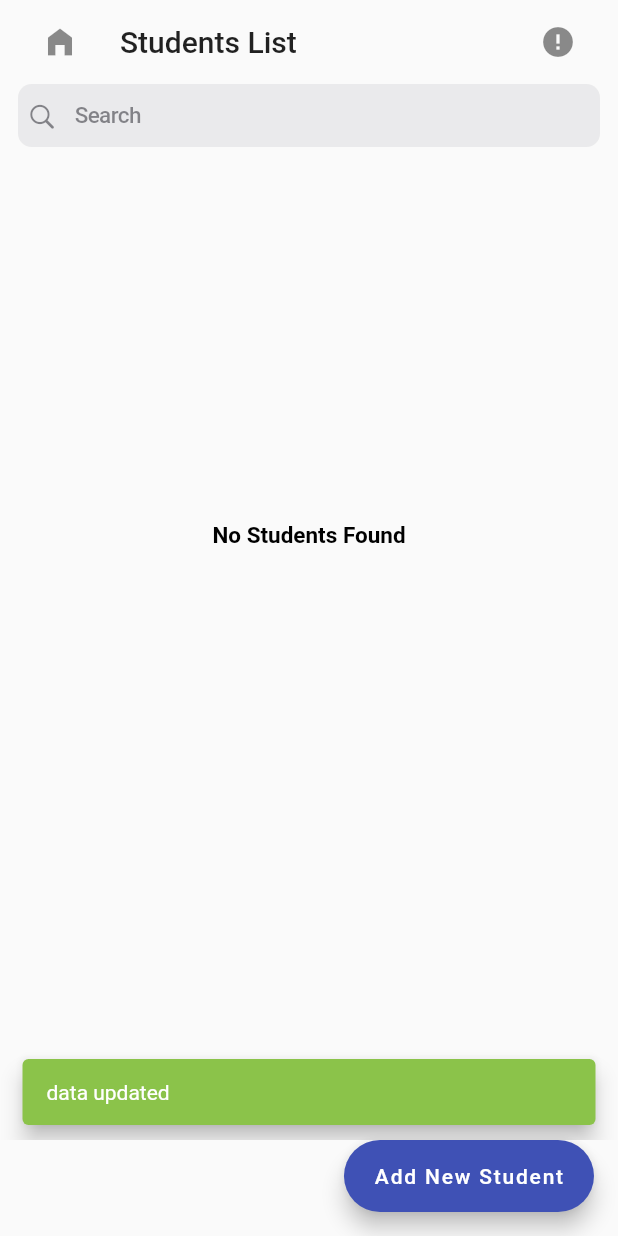
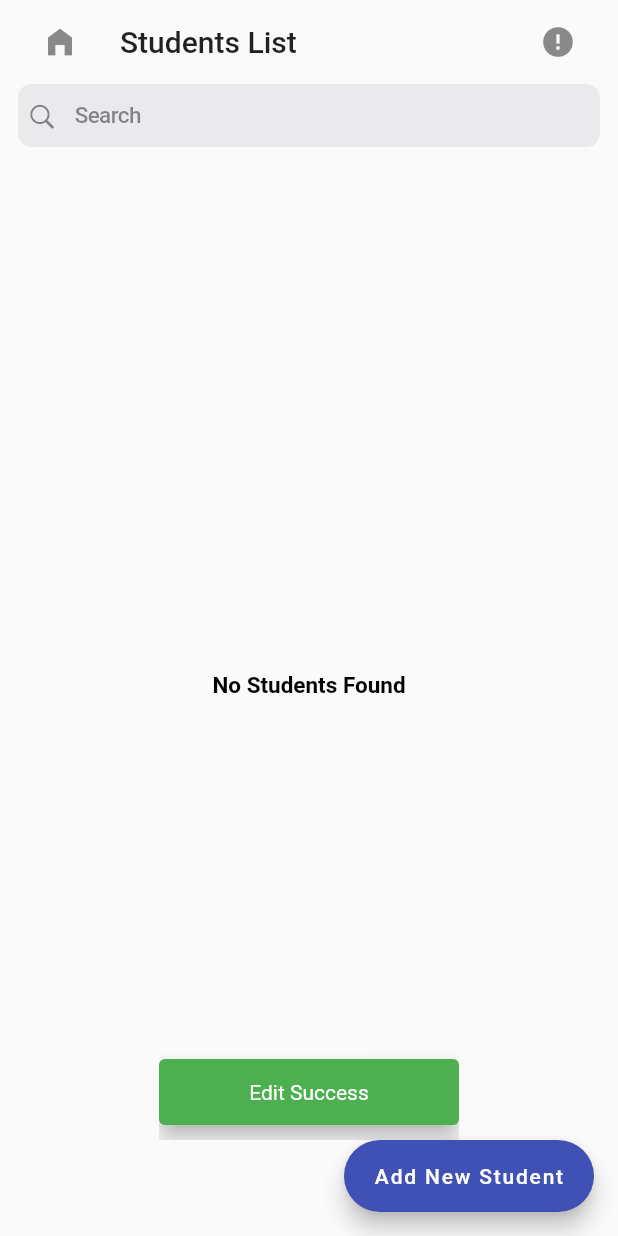
Before and after one commit to safvansafvan/studentApp, a Flutter app: the EditStudent screen opened directly with empty values, after a tap on "Confirm edit", on a phone screen of 412 x 824 dp. Run offline on Flutter 3.47's test engine with Material 2 defaults, Android fonts, the phone set to English and light mode, and no system bars; our stand-ins replace hive, hive_flutter, image_picker; accounts and stored records are empty.

Commit message:
provider used

```diff
--- a/lib/Presentation/screen/Add_screen/screen_add_student.dart
+++ b/lib/Presentation/screen/Add_screen/screen_add_student.dart
@@ -9,12 +9,12 @@ class ScreenAddStudets extends StatelessWidget {
     return Scaffold(
       backgroundColor: Colors.white,
       body: Padding(
-        padding: const EdgeInsets.all(20),
+        padding: const EdgeInsets.all(10),
         child: ListView(
           shrinkWrap: true,
           children: [
             SizedBox(
-              height: MediaQuery.of(context).size.height * 0.9,
+              height: MediaQuery.of(context).size.height,
               width: MediaQuery.of(context).size.width,
               child: const Center(
                 child: AddStudent(),
--- a/lib/Presentation/screen/edit_page/editStudents.dart
+++ b/lib/Presentation/screen/edit_page/editStudents.dart
@@ -3,19 +3,18 @@
 import 'dart:io';
 
 import 'package:flutter/material.dart';
+import 'package:flutter_application_1/Presentation/DB/model/model_dart.dart';
 import 'package:flutter_application_1/Presentation/widgets/appbar.dart';
+import 'package:flutter_application_1/Presentation/widgets/snack_bar.dart';
+import 'package:flutter_application_1/controller/provider/student_provider.dart';
+import 'package:provider/provider.dart';
 
-class EditStudent extends StatefulWidget {
+class EditStudent extends StatelessWidget {
   final String name;
-
   final String class_;
-
   final String age;
-
   final String rollno;
-
   final int index;
-
   final String photo;
 
   const EditStudent(
@@ -28,37 +27,18 @@ class EditStudent extends StatefulWidget {
       required this.photo});
 
   @override
-  State<EditStudent> createState() => _EditStudentState();
-}
-
-class _EditStudentState extends State<EditStudent> {
-  //
-  TextEditingController nameOfStudent = TextEditingController();
-
-  TextEditingController classOfStudent = TextEditingController();
-
-  TextEditingController ageOfStudent = TextEditingController();
-
-  TextEditingController rollNoOfStudent = TextEditingController();
-
-  @override
-  void initState() {
-    super.initState();
-
-    nameOfStudent = TextEditingController(text: widget.name);
-
-    classOfStudent = TextEditingController(text: widget.class_);
-
-    ageOfStudent = TextEditingController(text: widget.age);
-
-    rollNoOfStudent = TextEditingController(text: widget.rollno);
-  }
-
-  @override
   Widget build(BuildContext context) {
     return Scaffold(
       body: SafeArea(
-        child: ListView(
+        child: SingleChildScrollView(
+          child: Consumer<StudentProvider>(builder: (context, value, child) {
+            value.editname = TextEditingController(text: name);
+            value.editage = TextEditingController(text: age);
+            value.editclass = TextEditingController(text: class_);
+            value.editrollrum = TextEditingController(text: rollno);
+            return Form(
+              key: value.editFormkey,
+              child: Column(
                 children: [
                   const AppBarWidget(
                       titles: 'Edit Details',
@@ -70,8 +50,9 @@ class _EditStudentState extends State<EditStudent> {
                   CircleAvatar(
                     radius: 80,
                     backgroundImage: FileImage(
-                  File(widget.photo),
-                )),
+                      File(photo),
+                    ),
+                  ),
                   SizedBox(
                     width: 350,
                     child: Padding(
@@ -80,7 +61,7 @@ class _EditStudentState extends State<EditStudent> {
                         mainAxisAlignment: MainAxisAlignment.center,
                         children: [
                           TextFormField(
-                      controller: nameOfStudent,
+                            controller: value.editname,
                             decoration: const InputDecoration(
                               hintText: 'Name',
                               border: OutlineInputBorder(),
@@ -90,9 +71,10 @@ class _EditStudentState extends State<EditStudent> {
                             height: 15,
                           ),
                           TextFormField(
-                      controller: classOfStudent,
+                            controller: value.editage,
+                            keyboardType: TextInputType.number,
                             decoration: const InputDecoration(
-                        hintText: 'class',
+                              hintText: 'Age',
                               border: OutlineInputBorder(),
                             ),
                           ),
@@ -101,10 +83,9 @@ class _EditStudentState extends State<EditStudent> {
                           ),
                           TextField(
                             maxLength: 3,
-                      keyboardType: TextInputType.number,
-                      controller: ageOfStudent,
+                            controller: value.editclass,
                             decoration: const InputDecoration(
-                        hintText: 'Age',
+                              hintText: 'class',
                               border: OutlineInputBorder(),
                             ),
                           ),
@@ -114,7 +95,7 @@ class _EditStudentState extends State<EditStudent> {
                           TextFormField(
                             maxLength: 3,
                             keyboardType: TextInputType.number,
-                      controller: rollNoOfStudent,
+                            controller: value.editrollrum,
                             decoration: const InputDecoration(
                               hintText: 'roll no',
                               border: OutlineInputBorder(),
@@ -128,9 +109,12 @@ class _EditStudentState extends State<EditStudent> {
                             child: ElevatedButton.icon(
                               style: const ButtonStyle(),
                               onPressed: () {
-                          // EditSave();
-                          editDialouge();
-
+                                onEditSave(
+                                    ctx: context,
+                                    name: value.editname,
+                                    age: value.editage,
+                                    eclass: value.editclass,
+                                    roll: value.editrollrum);
                                 Navigator.of(context).pop();
                               },
                               label: const Text('Confirm edit'),
@@ -145,17 +129,29 @@ class _EditStudentState extends State<EditStudent> {
                   ),
                 ],
               ),
+            );
+          }),
+        ),
       ),
     );
   }
 
-  editDialouge() {
-    ScaffoldMessenger.of(context).showSnackBar(
-      const SnackBar(
-        behavior: SnackBarBehavior.floating,
-        backgroundColor: Colors.lightGreen,
-        content: Text('data updated'),
-      ),
+  onEditSave(
+      {required ctx,
+      required TextEditingController name,
+      required TextEditingController age,
+      required TextEditingController eclass,
+      required TextEditingController roll}) {
+    final studentmodel = StudentModel(
+      name: name.text,
+      age: age.text,
+      rollnumber: eclass.text,
+      class_: class_,
+      photo: photo,
     );
+    snackBarWidget(ctx: ctx, title: 'Edit Success', clr: Colors.green);
+
+    Provider.of<StudentProvider>(ctx, listen: false)
+        .editdetails(index, studentmodel);
   }
 }
--- a/lib/Presentation/screen/student_information/fullList.dart
+++ b/lib/Presentation/screen/student_information/fullList.dart
@@ -1,6 +1,7 @@
 // ignore_for_file: file_names
 
 import 'dart:io';
+import 'dart:developer';
 
 import 'package:flutter/material.dart';
 import 'package:flutter_application_1/Presentation/widgets/appbar.dart';
@@ -35,7 +36,6 @@ class FullDetails extends StatelessWidget {
             height: 50,
           ),
           CircleAvatar(
-            backgroundColor: Colors.grey,
             radius: 82,
             child: CircleAvatar(
               backgroundImage: FileImage(File(photo)),
@@ -49,8 +49,8 @@ class FullDetails extends StatelessWidget {
                 children: [
                   Text(
                     'NAME :  $name'.toUpperCase(),
-                      style: const TextStyle(
-                          fontSize: 20, fontWeight: FontWeight.bold),
+                    style: const TextStyle(
+                        fontSize: 20, fontWeight: FontWeight.bold),
                   ),
                   const SizedBox(
                     height: 20,
--- a/lib/Presentation/widgets/appbar.dart
+++ b/lib/Presentation/widgets/appbar.dart
@@ -1,22 +1,30 @@
-
 import 'package:flutter/material.dart';
 
 class AppBarWidget extends StatelessWidget {
-  const AppBarWidget ({super.key, required this. titles, required this.leading, required this.trailing});
+  const AppBarWidget(
+      {super.key,
+      required this.titles,
+      required this.leading,
+      required this.trailing});
 
- final String titles;
- final IconData leading;
- final IconData trailing;
+  final String titles;
+  final IconData leading;
+  final IconData trailing;
   @override
   Widget build(BuildContext context) {
     return ListTile(
-      leading:IconButton(onPressed: (){
-        Navigator.pop(context);
-      }, icon:Icon( leading),),
-      title: Text(titles,style:const TextStyle(fontSize: 20,fontWeight: FontWeight.w500),),
-      trailing: IconButton(onPressed: (){}, icon: Icon(trailing)),
-
+      leading: IconButton(
+        onPressed: () {
+          FocusScope.of(context).unfocus();
+          Navigator.pop(context);
+        },
+        icon: Icon(leading),
+      ),
+      title: Text(
+        titles,
+        style: const TextStyle(fontSize: 20, fontWeight: FontWeight.w500),
+      ),
+      trailing: IconButton(onPressed: () {}, icon: Icon(trailing)),
     );
-
   }
 }
--- /dev/null
+++ b/lib/Presentation/widgets/snack_bar.dart
@@ -0,0 +1,12 @@
+import 'package:flutter/material.dart';
+
+snackBarWidget({required ctx, required title, required Color clr}) {
+  ScaffoldMessenger.of(ctx).showSnackBar(
+    SnackBar(
+      width: 200,
+      backgroundColor: clr,
+      behavior: SnackBarBehavior.floating,
+      content: Center(child: Text(title)),
+    ),
+  );
+}
--- a/lib/controller/provider/student_provider.dart
+++ b/lib/controller/provider/student_provider.dart
@@ -1,5 +1,4 @@
 import 'dart:io';
-
 import 'dart:developer';
 import 'package:flutter/material.dart';
 import 'package:hive/hive.dart';
@@ -17,10 +16,12 @@ class StudentProvider with ChangeNotifier {
 
   //edit
 
-  TextEditingController nameOfStudent = TextEditingController();
-  TextEditingController classOfStudent = TextEditingController();
-  TextEditingController ageOfStudent = TextEditingController();
-  TextEditingController rollNoOfStudent = TextEditingController();
+  TextEditingController editname = TextEditingController();
+  TextEditingController editage = TextEditingController();
+  TextEditingController editclass = TextEditingController();
+  TextEditingController editrollrum = TextEditingController();
+
+  final editFormkey = GlobalKey<FormState>();
 
   List<StudentModel> studentList = [];
 
@@ -76,4 +77,20 @@ class StudentProvider with ChangeNotifier {
     getAllStudents();
     notifyListeners();
   }
+
+  //search
+
+  Future<void> searchResu(String text) async {
+    List<StudentModel> result = [];
+    if (text.isEmpty) {
+      result = studentList;
+    } else {
+      result = studentList
+          .where((element) =>
+              element.name.toLowerCase().contains(text.toLowerCase()))
+          .toList();
+    }
+    foundeduser = result;
+    notifyListeners();
+  }
 }
```
Also changed, not shown: lib/Presentation/DB/functions/db_functions.dart (deleted, +0 -20 lines), lib/Presentation/screen/Add_screen/widget/addstudent.dart (+10 -10 lines), lib/Presentation/screen/Search/Search.dart (deleted, +0 -121 lines), lib/Presentation/screen/home_screen/mainScreen.dart (+10 -10 lines), lib/Presentation/screen/home_screen/widget/students_list_view.dart (+37 -32 lines). Lines whose indentation alone changed are shown as unchanged.
